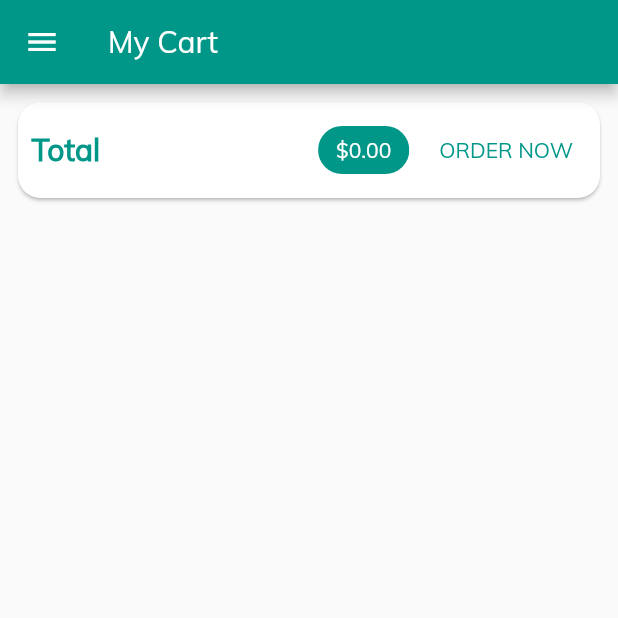
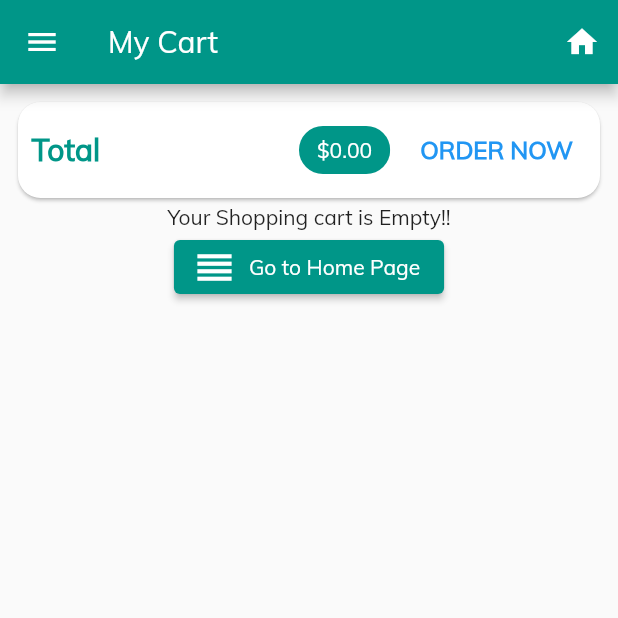
Before and after one commit to ashishs07/shop, a Flutter app: the CartScreen screen opened by its route, on a phone screen of 412 x 824 dp, the top half of it. Run offline on Flutter 3.47's test engine with Material 2 defaults, Android fonts, the phone set to English and light mode, and no system bars; network calls fail.

```diff
--- a/lib/screens/cart_screen.dart
+++ b/lib/screens/cart_screen.dart
@@ -2,6 +2,8 @@ import 'package:flutter/material.dart';
 import 'package:provider/provider.dart';
 
 import '../providers/cart_provider.dart';
+
+import '../screens/product_overview_screen.dart';
 
 import '../widgets/cart/cart_top.dart';
 import '../widgets/cart/cart_item.dart';
@@ -12,6 +14,10 @@ class CartScreen extends StatelessWidget {
   static const pageName = 'My Cart';
   static const pageIcon = Icons.shopping_cart;
 
+  void _goToHomePage(BuildContext context) {
+    Navigator.of(context).pushReplacementNamed(ProductOverViewScreen.routeName);
+  }
+
   @override
   Widget build(BuildContext context) {
     final cartData = Provider.of<CartProvider>(context);
@@ -19,6 +25,12 @@ class CartScreen extends StatelessWidget {
     return Scaffold(
       appBar: AppBar(
         title: Text(pageName),
+        actions: <Widget>[
+          IconButton(
+            icon: Icon(Icons.home),
+            onPressed: () => _goToHomePage(context),
+          ),
+        ],
       ),
       drawer: DrawerGlobal(),
       body: Padding(
@@ -29,7 +41,10 @@ class CartScreen extends StatelessWidget {
               cartData.totalQuantity,
               cartData.amount,
             ),
-            Expanded(
+            if (cartData.cartItemCount == 0)
+              Text('Your Shopping cart is Empty!!'),
+            cartData.cartItemCount != 0
+                ? Expanded(
                     child: ListView.builder(
                       itemBuilder: (ctx, index) => CartItemWidget(
                         cartData.cartItems.keys.toList()[index],
@@ -40,6 +55,14 @@ class CartScreen extends StatelessWidget {
                       ),
                       itemCount: cartData.cartItemCount,
                     ),
+                  )
+                : RaisedButton.icon(
+                    label: Text('Go to Home Page'),
+                    onPressed: () => _goToHomePage(context),
+                    icon: Icon(
+                      Icons.reorder,
+                      size: 30,
+                    ),
                   ),
           ],
         ),
--- a/lib/widgets/cart/cart_top.dart
+++ b/lib/widgets/cart/cart_top.dart
@@ -41,7 +41,11 @@ class CartTopCard extends StatelessWidget {
               padding: const EdgeInsets.all(10),
               child: Text(
                 'ORDER NOW',
-                style: TextStyle(color: Theme.of(context).primaryColor),
+                style: TextStyle(
+                  color: Theme.of(context).accentColor,
+                  fontWeight: FontWeight.bold,
+                  fontSize: 16,
+                ),
               ),
               onPressed: () {
                 Provider.of<OrderProvider>(context, listen: false)
--- a/lib/widgets/drawer_global.dart
+++ b/lib/widgets/drawer_global.dart
@@ -12,7 +12,8 @@ class DrawerGlobal extends StatelessWidget {
         children: <Widget>[
           DrawerHeader(
             child: Container(
-              color: Colors.red,
+              child: Image.asset('assets/images/kriov.jpeg'),
+              color: Colors.white,
             ),
           ),
           ListTile(
--- a/pubspec.yaml
+++ b/pubspec.yaml
@@ -42,8 +42,8 @@ flutter:
   uses-material-design: true
 
   # To add assets to your application, add an assets section, like this:
-  # assets:
-  #  - images/a_dot_burr.jpeg
+  assets:
+   - assets/images/kriov.jpeg
   #  - images/a_dot_ham.jpeg
 
   # An image asset can refer to one or more resolution-specific "variants", see
```
Also changed, not shown: lib/main.dart (+6 -4 lines), lib/providers/cart_provider.dart (+21 -0 lines), lib/screens/orders_screen.dart (+15 -2 lines), lib/screens/product_screen.dart (+21 -0 lines), lib/widgets/cart/cart_item.dart (+22 -0 lines), lib/widgets/homepage/product_item.dart (+17 -3 lines), assets/images/kriov.jpeg (added). Lines whose indentation alone changed are shown as unchanged.
